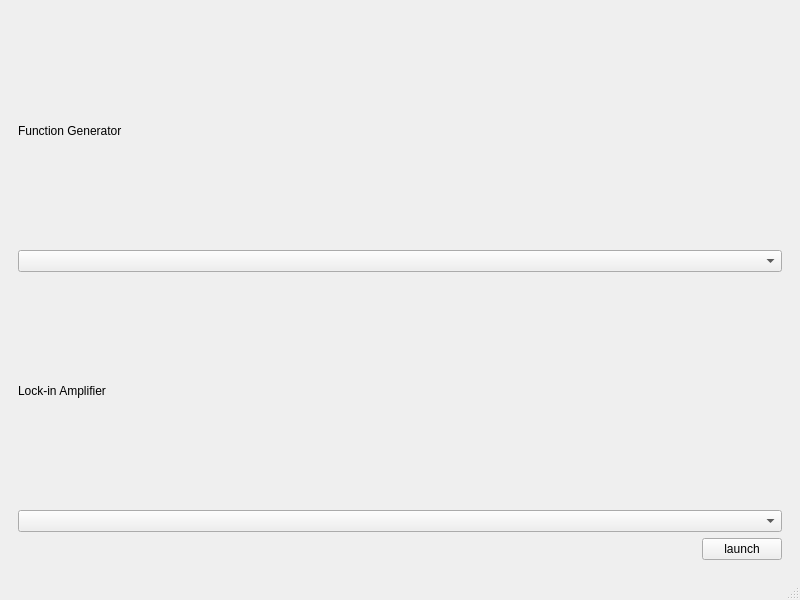
Old version of the form UI/main_window.ui in the repository FranciscoGauna/Microscopy-Program.
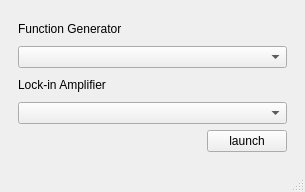
New version of the form.

The edit to the form file:
```diff
--- a/UI/main_window.ui
+++ b/UI/main_window.ui
@@ -6,8 +6,8 @@
    <rect>
     <x>0</x>
     <y>0</y>
-    <width>800</width>
-    <height>600</height>
+    <width>305</width>
+    <height>192</height>
    </rect>
   </property>
   <property name="windowTitle">
```
Left out of the diff: 6 changed lines with no effect on the pictures.
